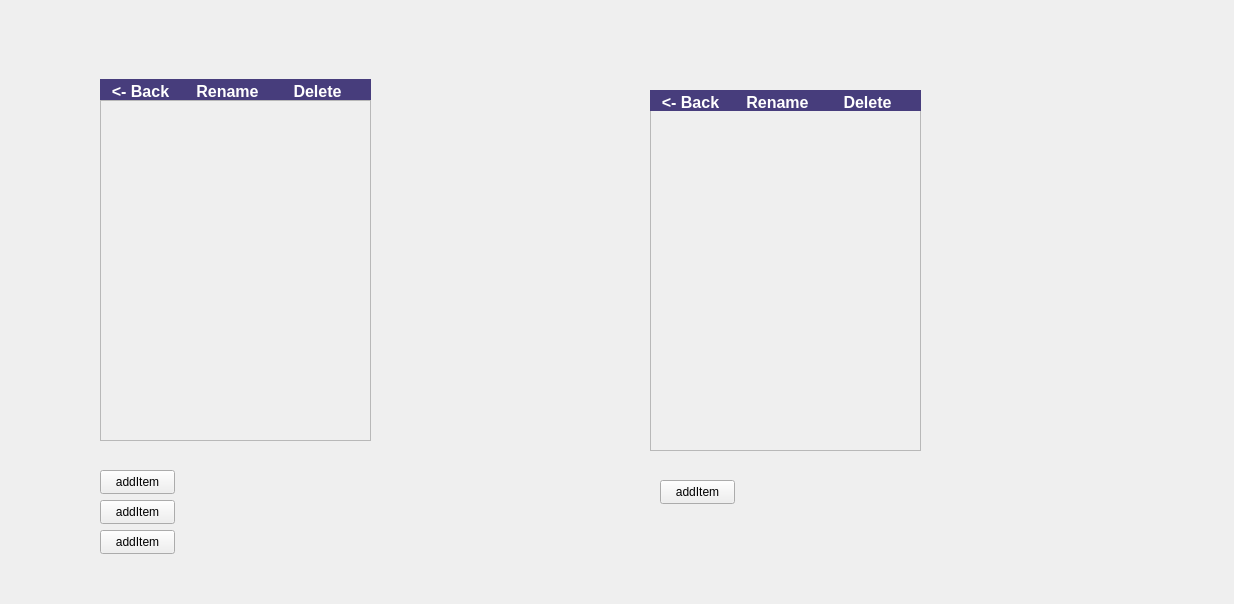
The window that OneDrive/OneDrive/Account.ui (mihaitudor17/One-Drive) describes before a commit, drawn with Qt 5.
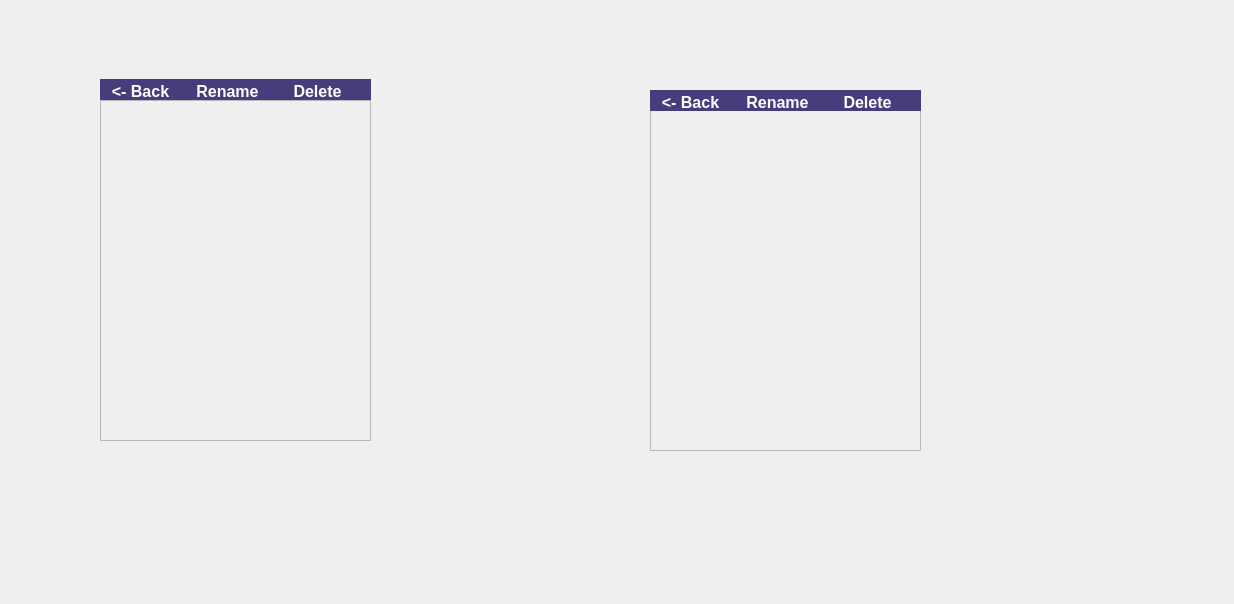
The same window after the commit.

Commit message: Finished implementing the back function for server window.

```diff
--- a/OneDrive/OneDrive/Account.ui
+++ b/OneDrive/OneDrive/Account.ui
@@ -313,58 +313,6 @@
     </property>
    </widget>
   </widget>
-  <widget class="QPushButton" name="pushButton">
-   <property name="geometry">
-    <rect>
-     <x>100</x>
-     <y>470</y>
-     <width>75</width>
-     <height>24</height>
-    </rect>
-   </property>
-   <property name="text">
-    <string>addItem</string>
-   </property>
-  </widget>
-  <widget class="QPushButton" name="pushButton_2">
-   <property name="geometry">
-    <rect>
-     <x>660</x>
-     <y>480</y>
-     <width>75</width>
-     <height>24</height>
-    </rect>
-   </property>
-   <property name="text">
-    <string>addItem</string>
-   </property>
-  </widget>
-  <widget class="QPushButton" name="pushButton_3">
-   <property name="geometry">
-    <rect>
-     <x>100</x>
-     <y>500</y>
-     <width>75</width>
-     <height>24</height>
-    </rect>
-   </property>
-   <property name="text">
-    <string>addItem</string>
-   </property>
-  </widget>
-  <widget class="QPushButton" name="pushButton_4">
-   <property name="geometry">
-    <rect>
-     <x>100</x>
-     <y>530</y>
-     <width>75</width>
-     <height>24</height>
-    </rect>
-   </property>
-   <property name="text">
-    <string>addItem</string>
-   </property>
-  </widget>
  </widget>
  <layoutdefault spacing="6" margin="11"/>
  <resources/>
```
The commit also changes 3 other files.
